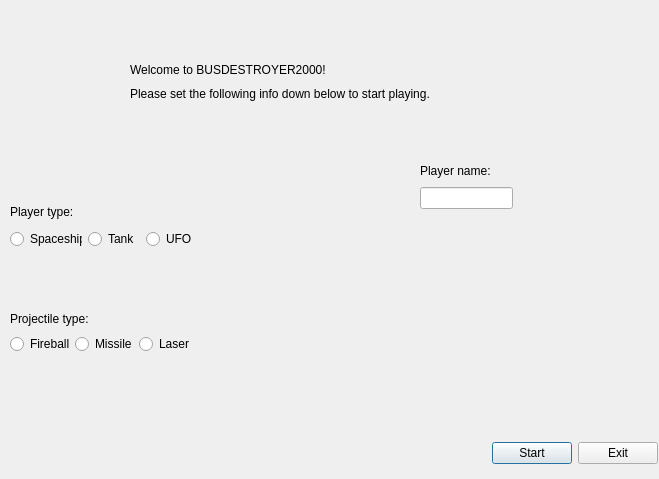
The window that Game/mainmenudialog.ui (miikka0000/BusDestroyer2000-Game-with-Qt) describes before a commit, drawn with Qt 5.
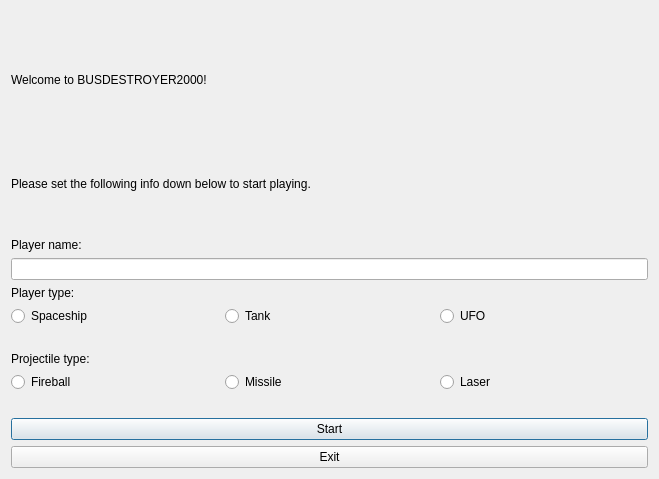
The same window after the commit. Icons and pictures are not drawn.

The edit to the form file:
```diff
--- a/Game/mainmenudialog.ui
+++ b/Game/mainmenudialog.ui
@@ -28,40 +28,18 @@
   <property name="windowTitle">
    <string>Main Menu</string>
   </property>
-  <widget class="QWidget" name="layoutWidget">
-   <property name="geometry">
-    <rect>
-     <x>420</x>
-     <y>160</y>
-     <width>93</width>
-     <height>49</height>
-    </rect>
-   </property>
-   <layout class="QVBoxLayout" name="verticalLayout_2">
+  <layout class="QVBoxLayout" name="verticalLayout_7">
     <item>
-     <widget class="QLabel" name="playerNameLabel">
+    <widget class="QLabel" name="erronousInputLabel">
       <property name="styleSheet">
-       <string notr="true"/>
+      <string notr="true">color : red </string>
       </property>
       <property name="text">
-       <string>Player name:</string>
+      <string/>
       </property>
      </widget>
     </item>
     <item>
-     <widget class="QLineEdit" name="playerNameEdit"/>
-    </item>
-   </layout>
-  </widget>
-  <widget class="QWidget" name="layoutWidget">
-   <property name="geometry">
-    <rect>
-     <x>130</x>
-     <y>61</y>
-     <width>328</width>
-     <height>41</height>
-    </rect>
-   </property>
    <layout class="QVBoxLayout" name="verticalLayout_3">
     <item>
      <widget class="QLabel" name="infoLabel1">
@@ -95,98 +73,26 @@
       </property>
      </widget>
     </item>
-   </layout>
-  </widget>
-  <widget class="QLabel" name="erronousInputLabel">
-   <property name="geometry">
-    <rect>
-     <x>20</x>
-     <y>450</y>
-     <width>441</width>
-     <height>16</height>
-    </rect>
-   </property>
+     <item>
+      <layout class="QVBoxLayout" name="verticalLayout_2">
+       <item>
+        <widget class="QLabel" name="playerNameLabel">
    <property name="styleSheet">
-    <string notr="true">color : red </string>
+          <string notr="true"/>
    </property>
    <property name="text">
-    <string/>
-   </property>
-  </widget>
-  <widget class="QPushButton" name="startButton">
-   <property name="geometry">
-    <rect>
-     <x>492</x>
-     <y>442</y>
-     <width>80</width>
-     <height>22</height>
-    </rect>
-   </property>
-   <property name="text">
-    <string>Start</string>
-   </property>
-  </widget>
-  <widget class="QPushButton" name="exitButton">
-   <property name="geometry">
-    <rect>
-     <x>578</x>
-     <y>442</y>
-     <width>80</width>
-     <height>22</height>
-    </rect>
-   </property>
-   <property name="text">
-    <string>Exit</string>
-   </property>
-  </widget>
-  <widget class="QLabel" name="fireballLabel">
-   <property name="geometry">
-    <rect>
-     <x>10</x>
-     <y>360</y>
-     <width>61</width>
-     <height>16</height>
-    </rect>
-   </property>
-   <property name="text">
-    <string/>
-   </property>
-  </widget>
-  <widget class="QLabel" name="missileLabel">
-   <property name="geometry">
-    <rect>
-     <x>80</x>
-     <y>360</y>
-     <width>41</width>
-     <height>16</height>
-    </rect>
-   </property>
-   <property name="text">
-    <string/>
-   </property>
-  </widget>
-  <widget class="QLabel" name="laserLabel">
-   <property name="geometry">
-    <rect>
-     <x>140</x>
-     <y>360</y>
-     <width>47</width>
-     <height>14</height>
-    </rect>
-   </property>
-   <property name="text">
-    <string/>
-   </property>
-  </widget>
-  <widget class="QWidget" name="">
-   <property name="geometry">
-    <rect>
-     <x>10</x>
-     <y>200</y>
-     <width>187</width>
-     <height>104</height>
-    </rect>
-   </property>
+          <string>Player name:</string>
+         </property>
+        </widget>
+       </item>
+       <item>
+        <widget class="QLineEdit" name="playerNameEdit"/>
+       </item>
+      </layout>
+     </item>
+    </layout>
+   </item>
+   <item>
    <layout class="QVBoxLayout" name="verticalLayout_4">
     <item>
      <layout class="QVBoxLayout" name="verticalLayout">
@@ -271,16 +177,10 @@
      </layout>
     </item>
    </layout>
-  </widget>
-  <widget class="QWidget" name="">
-   <property name="geometry">
-    <rect>
-     <x>10</x>
-     <y>310</y>
-     <width>184</width>
-     <height>44</height>
-    </rect>
-   </property>
+   </item>
+   <item>
+    <layout class="QVBoxLayout" name="verticalLayout_6">
+     <item>
    <layout class="QVBoxLayout" name="verticalLayout_5">
     <item>
      <widget class="QLabel" name="projectileTypeLabel">
@@ -315,7 +215,58 @@
      </layout>
     </item>
    </layout>
-  </widget>
+     </item>
+     <item>
+      <layout class="QHBoxLayout" name="horizontalLayout_4">
+       <item>
+        <widget class="QLabel" name="fireballLabel">
+         <property name="text">
+          <string/>
+         </property>
+         <property name="pixmap">
+          <pixmap resource="resources/res.qrc">:/images/fireball_16x16.png</pixmap>
+         </property>
+        </widget>
+       </item>
+       <item>
+        <widget class="QLabel" name="missileLabel">
+         <property name="text">
+          <string/>
+         </property>
+         <property name="pixmap">
+          <pixmap resource="resources/res.qrc">:/images/missile_23x10.png</pixmap>
+         </property>
+        </widget>
+       </item>
+       <item>
+        <widget class="QLabel" name="laserLabel">
+         <property name="text">
+          <string/>
+         </property>
+         <property name="pixmap">
+          <pixmap resource="resources/res.qrc">:/images/laser_32x32.png</pixmap>
+         </property>
+        </widget>
+       </item>
+      </layout>
+     </item>
+    </layout>
+   </item>
+   <item>
+    <widget class="QPushButton" name="startButton">
+     <property name="text">
+      <string>Start</string>
+     </property>
+    </widget>
+   </item>
+   <item>
+    <widget class="QPushButton" name="exitButton">
+     <property name="text">
+      <string>Exit</string>
+     </property>
+    </widget>
+   </item>
+  </layout>
  </widget>
  <resources>
   <include location="resources/res.qrc"/>
```
Lines whose indentation alone changed are shown as unchanged.
